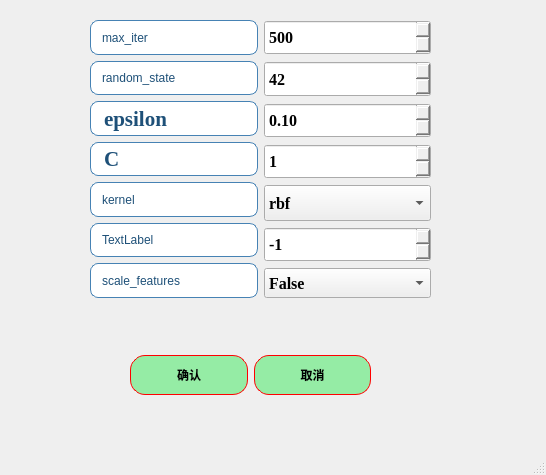
Before: the Qt Designer form ui/algorithms3_SVM_para.ui in azhongege24/predict_first, drawn with Qt 5.
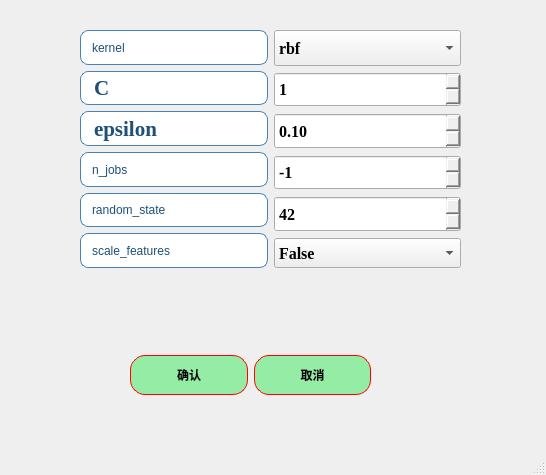
After: the same form once the commit is applied.

```diff
--- a/ui/algorithms3_SVM_para.ui
+++ b/ui/algorithms3_SVM_para.ui
@@ -88,150 +88,26 @@
      </item>
     </layout>
    </widget>
-   <widget class="QWidget" name="layoutWidget">
+   <widget class="QWidget" name="">
     <property name="geometry">
      <rect>
-      <x>90</x>
-      <y>20</y>
-      <width>341</width>
-      <height>278</height>
+      <x>80</x>
+      <y>30</y>
+      <width>381</width>
+      <height>238</height>
      </rect>
     </property>
     <layout class="QHBoxLayout" name="horizontalLayout_2">
      <item>
-      <layout class="QVBoxLayout" name="verticalLayout_2">
-       <item>
-        <widget class="QLabel" name="label_2">
-         <property name="styleSheet">
-          <string notr="true">QLabel {
-    border: 1px solid rgb(70, 130, 180);   /* 增强为科研蓝边框，参考Nature期刊图表色 */
-    border-radius: 8px;
-    padding: 4px 8px;
-    background-color: rgb(255, 255, 255);  /* 纯白背景提升对比度 */
-    color: rgb(30, 80, 120);               /* 深海军蓝文字，对比度达8:1 */
-    font: bold 16pt &quot;Times New Roman&quot;;     
-    qproperty-alignment: 'AlignCenter';
-    /* 强化阴影效果 */
-}
-
-QLabel:hover {
-    border-color: rgb(0, 100, 180);        /* 悬停时使用更高饱和的科研蓝 */
-    background-color: rgb(240, 248, 255);  /* 极浅蓝悬停反馈 */
-}
-
-QLabel:pressed {
-    background-color: rgb(220, 240, 255);  /* 按压状态模拟墨水渗透效果 */
-}</string>
-         </property>
-         <property name="text">
-          <string>max_iter</string>
-         </property>
-        </widget>
-       </item>
-       <item>
-        <widget class="QLabel" name="label_random_state">
-         <property name="styleSheet">
-          <string notr="true">QLabel {
-    border: 1px solid rgb(70, 130, 180);   /* 增强为科研蓝边框，参考Nature期刊图表色 */
-    border-radius: 8px;
-    padding: 4px 8px;
-    background-color: rgb(255, 255, 255);  /* 纯白背景提升对比度 */
-    color: rgb(30, 80, 120);               /* 深海军蓝文字，对比度达8:1 */
-    font: bold 16pt &quot;Times New Roman&quot;;     
-    qproperty-alignment: 'AlignCenter';
-    /* 强化阴影效果 */
-}
-
-QLabel:hover {
-    border-color: rgb(0, 100, 180);        /* 悬停时使用更高饱和的科研蓝 */
-    background-color: rgb(240, 248, 255);  /* 极浅蓝悬停反馈 */
-}
-
-QLabel:pressed {
-    background-color: rgb(220, 240, 255);  /* 按压状态模拟墨水渗透效果 */
-}</string>
-         </property>
-         <property name="text">
-          <string>random_state</string>
-         </property>
-        </widget>
-       </item>
-       <item>
-        <widget class="QLabel" name="label_epsilon">
-         <property name="font">
-          <font>
-           <family>Times New Roman</family>
-           <pointsize>16</pointsize>
-           <weight>75</weight>
-           <italic>false</italic>
-           <bold>true</bold>
-          </font>
-         </property>
-         <property name="styleSheet">
-          <string notr="true">QLabel {
-    border: 1px solid rgb(70, 130, 180);   /* 增强为科研蓝边框，参考Nature期刊图表色 */
-    border-radius: 8px;
-    padding: 4px 8px;
-    background-color: rgb(255, 255, 255);  /* 纯白背景提升对比度 */
-    color: rgb(30, 80, 120);               /* 深海军蓝文字，对比度达8:1 */
-    font: bold 16pt &quot;Times New Roman&quot;;     
-    qproperty-alignment: 'AlignCenter';
-    /* 强化阴影效果 */
-}
-
-QLabel:hover {
-    border-color: rgb(0, 100, 180);        /* 悬停时使用更高饱和的科研蓝 */
-    background-color: rgb(240, 248, 255);  /* 极浅蓝悬停反馈 */
-}
-
-QLabel:pressed {
-    background-color: rgb(220, 240, 255);  /* 按压状态模拟墨水渗透效果 */
-}</string>
-         </property>
-         <property name="text">
-          <string>epsilon</string>
-         </property>
-        </widget>
-       </item>
-       <item>
-        <widget class="QLabel" name="label_2_C">
-         <property name="font">
-          <font>
-           <family>Times New Roman</family>
-           <pointsize>16</pointsize>
-           <weight>75</weight>
-           <italic>false</italic>
-           <bold>true</bold>
-          </font>
-         </property>
-         <property name="styleSheet">
-          <string notr="true">QLabel {
-    border: 1px solid rgb(70, 130, 180);   /* 增强为科研蓝边框，参考Nature期刊图表色 */
-    border-radius: 8px;
-    padding: 4px 8px;
-    background-color: rgb(255, 255, 255);  /* 纯白背景提升对比度 */
-    color: rgb(30, 80, 120);               /* 深海军蓝文字，对比度达8:1 */
-    font: bold 16pt &quot;Times New Roman&quot;;     
-    qproperty-alignment: 'AlignCenter';
-    /* 强化阴影效果 */
-}
-
-QLabel:hover {
-    border-color: rgb(0, 100, 180);        /* 悬停时使用更高饱和的科研蓝 */
-    background-color: rgb(240, 248, 255);  /* 极浅蓝悬停反馈 */
-}
-
-QLabel:pressed {
-    background-color: rgb(220, 240, 255);  /* 按压状态模拟墨水渗透效果 */
-}</string>
-         </property>
-         <property name="text">
-          <string>C</string>
-         </property>
-        </widget>
-       </item>
+      <layout class="QVBoxLayout" name="verticalLayout">
        <item>
         <widget class="QLabel" name="label_3">
+         <property name="minimumSize">
+          <size>
+           <width>0</width>
+           <height>30</height>
+          </size>
+         </property>
          <property name="styleSheet">
           <string notr="true">QLabel {
     border: 1px solid rgb(70, 130, 180);   /* 增强为科研蓝边框，参考Nature期刊图表色 */
@@ -258,8 +134,100 @@
          </property>
         </widget>
        </item>
+       <item>
+        <widget class="QLabel" name="label_2_C">
+         <property name="minimumSize">
+          <size>
+           <width>0</width>
+           <height>30</height>
+          </size>
+         </property>
+         <property name="font">
+          <font>
+           <family>Times New Roman</family>
+           <pointsize>16</pointsize>
+           <weight>75</weight>
+           <italic>false</italic>
+           <bold>true</bold>
+          </font>
+         </property>
+         <property name="styleSheet">
+          <string notr="true">QLabel {
+    border: 1px solid rgb(70, 130, 180);   /* 增强为科研蓝边框，参考Nature期刊图表色 */
+    border-radius: 8px;
+    padding: 4px 8px;
+    background-color: rgb(255, 255, 255);  /* 纯白背景提升对比度 */
+    color: rgb(30, 80, 120);               /* 深海军蓝文字，对比度达8:1 */
+    font: bold 16pt &quot;Times New Roman&quot;;     
+    qproperty-alignment: 'AlignCenter';
+    /* 强化阴影效果 */
+}
+
+QLabel:hover {
+    border-color: rgb(0, 100, 180);        /* 悬停时使用更高饱和的科研蓝 */
+    background-color: rgb(240, 248, 255);  /* 极浅蓝悬停反馈 */
+}
+
+QLabel:pressed {
+    background-color: rgb(220, 240, 255);  /* 按压状态模拟墨水渗透效果 */
+}</string>
+         </property>
+         <property name="text">
+          <string>C</string>
+         </property>
+        </widget>
+       </item>
+       <item>
+        <widget class="QLabel" name="label_epsilon">
+         <property name="minimumSize">
+          <size>
+           <width>0</width>
+           <height>30</height>
+          </size>
+         </property>
+         <property name="font">
+          <font>
+           <family>Times New Roman</family>
+           <pointsize>16</pointsize>
+           <weight>75</weight>
+           <italic>false</italic>
+           <bold>true</bold>
+          </font>
+         </property>
+         <property name="styleSheet">
+          <string notr="true">QLabel {
+    border: 1px solid rgb(70, 130, 180);   /* 增强为科研蓝边框，参考Nature期刊图表色 */
+    border-radius: 8px;
+    padding: 4px 8px;
+    background-color: rgb(255, 255, 255);  /* 纯白背景提升对比度 */
+    color: rgb(30, 80, 120);               /* 深海军蓝文字，对比度达8:1 */
+    font: bold 16pt &quot;Times New Roman&quot;;     
+    qproperty-alignment: 'AlignCenter';
+    /* 强化阴影效果 */
+}
+
+QLabel:hover {
+    border-color: rgb(0, 100, 180);        /* 悬停时使用更高饱和的科研蓝 */
+    background-color: rgb(240, 248, 255);  /* 极浅蓝悬停反馈 */
+}
+
+QLabel:pressed {
+    background-color: rgb(220, 240, 255);  /* 按压状态模拟墨水渗透效果 */
+}</string>
+         </property>
+         <property name="text">
+          <string>epsilon</string>
+         </property>
+        </widget>
+       </item>
        <item>
         <widget class="QLabel" name="label">
+         <property name="minimumSize">
+          <size>
+           <width>0</width>
+           <height>30</height>
+          </size>
+         </property>
          <property name="styleSheet">
           <string notr="true">QLabel {
     border: 1px solid rgb(70, 130, 180);   /* 增强为科研蓝边框，参考Nature期刊图表色 */
@@ -282,12 +250,52 @@
 }</string>
          </property>
          <property name="text">
-          <string>TextLabel</string>
+          <string>n_jobs</string>
+         </property>
+        </widget>
+       </item>
+       <item>
+        <widget class="QLabel" name="label_random_state">
+         <property name="minimumSize">
+          <size>
+           <width>0</width>
+           <height>30</height>
+          </size>
+         </property>
+         <property name="styleSheet">
+          <string notr="true">QLabel {
+    border: 1px solid rgb(70, 130, 180);   /* 增强为科研蓝边框，参考Nature期刊图表色 */
+    border-radius: 8px;
+    padding: 4px 8px;
+    background-color: rgb(255, 255, 255);  /* 纯白背景提升对比度 */
+    color: rgb(30, 80, 120);               /* 深海军蓝文字，对比度达8:1 */
+    font: bold 16pt &quot;Times New Roman&quot;;     
+    qproperty-alignment: 'AlignCenter';
+    /* 强化阴影效果 */
+}
+
+QLabel:hover {
+    border-color: rgb(0, 100, 180);        /* 悬停时使用更高饱和的科研蓝 */
+    background-color: rgb(240, 248, 255);  /* 极浅蓝悬停反馈 */
+}
+
+QLabel:pressed {
+    background-color: rgb(220, 240, 255);  /* 按压状态模拟墨水渗透效果 */
+}</string>
+         </property>
+         <property name="text">
+          <string>random_state</string>
          </property>
         </widget>
        </item>
        <item>
         <widget class="QLabel" name="label_4">
+         <property name="minimumSize">
+          <size>
+           <width>0</width>
+           <height>30</height>
+          </size>
+         </property>
          <property name="styleSheet">
           <string notr="true">QLabel {
     border: 1px solid rgb(70, 130, 180);   /* 增强为科研蓝边框，参考Nature期刊图表色 */
@@ -317,156 +325,7 @@
       </layout>
      </item>
      <item>
-      <layout class="QVBoxLayout" name="verticalLayout">
-       <item>
-        <widget class="QSpinBox" name="spinBox_max_iter">
-         <property name="minimumSize">
-          <size>
-           <width>80</width>
-           <height>30</height>
-          </size>
-         </property>
-         <property name="maximumSize">
-          <size>
-           <width>16777215</width>
-           <height>40</height>
-          </size>
-         </property>
-         <property name="font">
-          <font>
-           <family>Times New Roman</family>
-           <pointsize>12</pointsize>
-           <weight>75</weight>
-           <bold>true</bold>
-          </font>
-         </property>
-         <property name="styleSheet">
-          <string notr="true">QSpinBox::up-button:pressed {
-    margin-top: 4px;  /* 模拟按压下沉 */
-}
-QSpinBox::down-button:pressed {
-    margin-top: 4px;
-}</string>
-         </property>
-         <property name="maximum">
-          <number>9999</number>
-         </property>
-         <property name="value">
-          <number>500</number>
-         </property>
-        </widget>
-       </item>
-       <item>
-        <widget class="QSpinBox" name="spinBox_random_state">
-         <property name="minimumSize">
-          <size>
-           <width>80</width>
-           <height>30</height>
-          </size>
-         </property>
-         <property name="maximumSize">
-          <size>
-           <width>16777215</width>
-           <height>40</height>
-          </size>
-         </property>
-         <property name="font">
-          <font>
-           <family>Times New Roman</family>
-           <pointsize>12</pointsize>
-           <weight>75</weight>
-           <bold>true</bold>
-          </font>
-         </property>
-         <property name="styleSheet">
-          <string notr="true">QSpinBox::up-button:pressed {
-    margin-top: 4px;  /* 模拟按压下沉 */
-}
-QSpinBox::down-button:pressed {
-    margin-top: 4px;
-}</string>
-         </property>
-         <property name="value">
-          <number>42</number>
-         </property>
-        </widget>
-       </item>
-       <item>
-        <widget class="QDoubleSpinBox" name="doubleSpinBox_epsilon">
-         <property name="minimumSize">
-          <size>
-           <width>80</width>
-           <height>30</height>
-          </size>
-         </property>
-         <property name="maximumSize">
-          <size>
-           <width>1600</width>
-           <height>40</height>
-          </size>
-         </property>
-         <property name="font">
-          <font>
-           <family>Times New Roman</family>
-           <pointsize>12</pointsize>
-           <weight>75</weight>
-           <bold>true</bold>
-          </font>
-         </property>
-         <property name="styleSheet">
-          <string notr="true">QDoubleSpinBox::up-button:pressed {
-    margin-top: 4px;  /* 模拟按压下沉 */
-}
-QDoubleSpinBox::down-button:pressed {
-    margin-top: 4px;
-}</string>
-         </property>
-         <property name="singleStep">
-          <double>0.100000000000000</double>
-         </property>
-         <property name="value">
-          <double>0.100000000000000</double>
-         </property>
-        </widget>
-       </item>
-       <item>
-        <widget class="QSpinBox" name="spinBox_C">
-         <property name="minimumSize">
-          <size>
-           <width>80</width>
-           <height>30</height>
-          </size>
-         </property>
-         <property name="maximumSize">
-          <size>
-           <width>16777215</width>
-           <height>40</height>
-          </size>
-         </property>
-         <property name="font">
-          <font>
-           <family>Times New Roman</family>
-           <pointsize>12</pointsize>
-           <weight>75</weight>
-           <bold>true</bold>
-          </font>
-         </property>
-         <property name="styleSheet">
-          <string notr="true">QSpinBox::up-button:pressed {
-    margin-top: 4px;  /* 模拟按压下沉 */
-}
-QSpinBox::down-button:pressed {
-    margin-top: 4px;
-}</string>
-         </property>
-         <property name="singleStep">
-          <number>1</number>
-         </property>
-         <property name="value">
-          <number>1</number>
-         </property>
-        </widget>
-       </item>
+      <layout class="QVBoxLayout" name="verticalLayout_2">
        <item>
         <widget class="QComboBox" name="comboBox_kernel">
          <property name="minimumSize">
@@ -511,6 +370,82 @@
          </item>
         </widget>
        </item>
+       <item>
+        <widget class="QSpinBox" name="spinBox_C">
+         <property name="minimumSize">
+          <size>
+           <width>80</width>
+           <height>30</height>
+          </size>
+         </property>
+         <property name="maximumSize">
+          <size>
+           <width>16777215</width>
+           <height>40</height>
+          </size>
+         </property>
+         <property name="font">
+          <font>
+           <family>Times New Roman</family>
+           <pointsize>12</pointsize>
+           <weight>75</weight>
+           <bold>true</bold>
+          </font>
+         </property>
+         <property name="styleSheet">
+          <string notr="true">QSpinBox::up-button:pressed {
+    margin-top: 4px;  /* 模拟按压下沉 */
+}
+QSpinBox::down-button:pressed {
+    margin-top: 4px;
+}</string>
+         </property>
+         <property name="singleStep">
+          <number>1</number>
+         </property>
+         <property name="value">
+          <number>1</number>
+         </property>
+        </widget>
+       </item>
+       <item>
+        <widget class="QDoubleSpinBox" name="doubleSpinBox_epsilon">
+         <property name="minimumSize">
+          <size>
+           <width>80</width>
+           <height>30</height>
+          </size>
+         </property>
+         <property name="maximumSize">
+          <size>
+           <width>1600</width>
+           <height>40</height>
+          </size>
+         </property>
+         <property name="font">
+          <font>
+           <family>Times New Roman</family>
+           <pointsize>12</pointsize>
+           <weight>75</weight>
+           <bold>true</bold>
+          </font>
+         </property>
+         <property name="styleSheet">
+          <string notr="true">QDoubleSpinBox::up-button:pressed {
+    margin-top: 4px;  /* 模拟按压下沉 */
+}
+QDoubleSpinBox::down-button:pressed {
+    margin-top: 4px;
+}</string>
+         </property>
+         <property name="singleStep">
+          <double>0.100000000000000</double>
+         </property>
+         <property name="value">
+          <double>0.100000000000000</double>
+         </property>
+        </widget>
+       </item>
        <item>
         <widget class="QSpinBox" name="spinBox_n_jobs">
          <property name="minimumSize">
@@ -552,6 +487,41 @@
          </property>
         </widget>
        </item>
+       <item>
+        <widget class="QSpinBox" name="spinBox_random_state">
+         <property name="minimumSize">
+          <size>
+           <width>80</width>
+           <height>30</height>
+          </size>
+         </property>
+         <property name="maximumSize">
+          <size>
+           <width>16777215</width>
+           <height>40</height>
+          </size>
+         </property>
+         <property name="font">
+          <font>
+           <family>Times New Roman</family>
+           <pointsize>12</pointsize>
+           <weight>75</weight>
+           <bold>true</bold>
+          </font>
+         </property>
+         <property name="styleSheet">
+          <string notr="true">QSpinBox::up-button:pressed {
+    margin-top: 4px;  /* 模拟按压下沉 */
+}
+QSpinBox::down-button:pressed {
+    margin-top: 4px;
+}</string>
+         </property>
+         <property name="value">
+          <number>42</number>
+         </property>
+        </widget>
+       </item>
        <item>
         <widget class="QComboBox" name="comboBox_scale_features">
          <property name="minimumSize">
```
